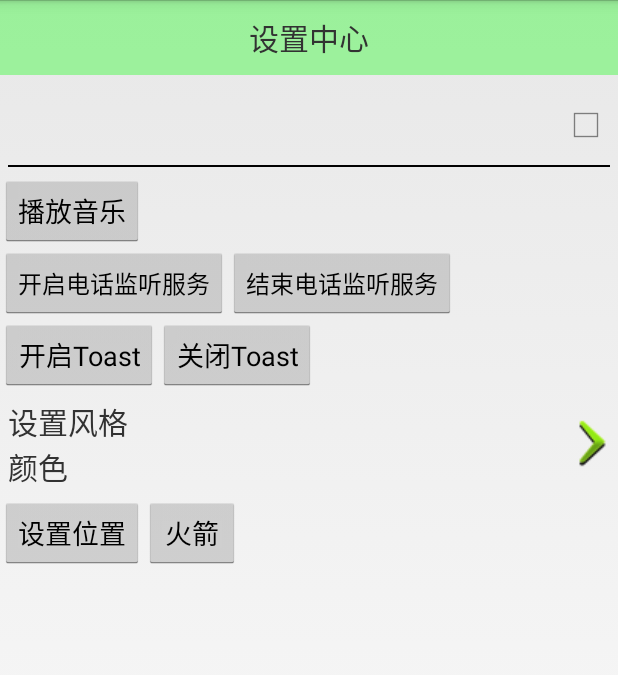
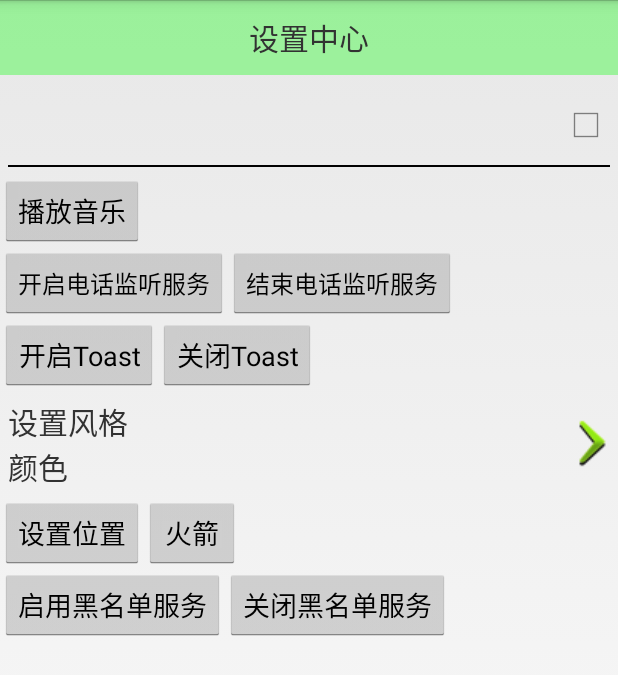
Before and after one commit to linson0116/phonesafe, an Android app: the SettingActivity screen opened directly, with no data from a screen before it, on a phone screen of 412 x 824 dp. Shown: the top 675 px of the screen. Run offline under Robolectric (Android 15) with nearby library versions, the phone set to English and light mode, and no system bars.

Commit message:
1.5 20161011 1651

```diff
--- a/app/src/main/java/com/linson/phonesafe/activity/SettingActivity.java
+++ b/app/src/main/java/com/linson/phonesafe/activity/SettingActivity.java
@@ -14,6 +14,7 @@ import android.widget.Button;
 
 import com.linson.phonesafe.R;
 import com.linson.phonesafe.service.AlarmMusicService;
+import com.linson.phonesafe.service.BlackNameService;
 import com.linson.phonesafe.service.PhoneStatusService;
 import com.linson.phonesafe.service.RocketService;
 import com.linson.phonesafe.view.ArrowItemView;
@@ -26,6 +27,9 @@ public class SettingActivity extends Activity {
     private WindowManager mWM;
     private View viewToast;
     private ArrowItemView aiv;
+    private Button btn_start_blacknames;
+    private Button btn_end_blacknames;
+    private Intent intent_blackname_service;
 
     @Override
     protected void onCreate(Bundle savedInstanceState) {
@@ -79,6 +83,22 @@ public class SettingActivity extends Activity {
             }
         });
 
+        btn_start_blacknames = (Button) findViewById(R.id.btn_start_blacknames);
+        btn_end_blacknames = (Button) findViewById(R.id.btn_end_blacknames);
+        btn_start_blacknames.setOnClickListener(new View.OnClickListener() {
+            @Override
+            public void onClick(View v) {
+                intent_blackname_service = new Intent(getApplicationContext(), BlackNameService.class);
+                startService(intent_blackname_service);
+            }
+        });
+        btn_end_blacknames.setOnClickListener(new View.OnClickListener() {
+            @Override
+            public void onClick(View v) {
+                stopService(intent_blackname_service);
+            }
+        });
+
     }
 
     public void play(View view) {
--- a/app/src/main/res/layout/activity_setting.xml
+++ b/app/src/main/res/layout/activity_setting.xml
@@ -18,70 +18,87 @@
         android:id="@+id/siv_update"
         android:layout_width="wrap_content"
         android:layout_height="wrap_content"
-        phonesafe:deson = "开启自动更新"
         phonesafe:desoff = "关闭自动更新"
+        phonesafe:deson="开启自动更新"
         phonesafe:destitle="自动更新"></com.linson.phonesafe.view.SettingItemView>
     <LinearLayout
-        android:orientation="horizontal"
         android:layout_width="match_parent"
-        android:layout_height="wrap_content">
+        android:layout_height="wrap_content"
+        android:orientation="horizontal">
         <Button
-            android:text="播放音乐"
+            android:layout_width="wrap_content"
+            android:layout_height="wrap_content"
             android:onClick="play"
-            android:layout_width="wrap_content"
-            android:layout_height="wrap_content" />
+            android:text="播放音乐" />
 
     </LinearLayout>
     <LinearLayout
         android:layout_width="match_parent"
         android:layout_height="wrap_content">
         <Button
+            android:layout_width="wrap_content"
+            android:layout_height="wrap_content"
+            android:onClick="beginPhoneService"
             android:text="开启电话监听服务"
-            android:textSize="16sp"
-            android:onClick="beginPhoneService"
+            android:textSize="16sp" />
+        <Button
             android:layout_width="wrap_content"
-            android:layout_height="wrap_content" />
-        <Button
-            android:text = "结束电话监听服务"
-            android:textSize="16sp"
+            android:layout_height="wrap_content"
             android:onClick="endPhoneService"
-            android:layout_width="wrap_content"
-            android:layout_height="wrap_content" />
+            android:text="结束电话监听服务"
+            android:textSize="16sp" />
     </LinearLayout>
 
     <LinearLayout
-        android:orientation="horizontal"
         android:layout_width="wrap_content"
-        android:layout_height="wrap_content">
+        android:layout_height="wrap_content"
+        android:orientation="horizontal">
         <Button
-            android:text="开启Toast"
+            android:layout_width="wrap_content"
+            android:layout_height="wrap_content"
             android:onClick="openToast"
+            android:text="开启Toast" />
+        <Button
             android:layout_width="wrap_content"
-            android:layout_height="wrap_content" />
-        <Button
-            android:text="关闭Toast"
+            android:layout_height="wrap_content"
             android:onClick="closeToast"
-            android:layout_width="wrap_content"
-            android:layout_height="wrap_content" />
+            android:text="关闭Toast" />
     </LinearLayout>
     <com.linson.phonesafe.view.ArrowItemView
         android:id="@+id/aiv"
-        android:layout_height="wrap_content"
-        android:layout_width="match_parent">
+        android:layout_width="match_parent"
+        android:layout_height="wrap_content">
     </com.linson.phonesafe.view.ArrowItemView>
     <LinearLayout
         android:layout_width="match_parent"
         android:layout_height="wrap_content">
         <Button
-            android:text="设置位置"
             android:id="@+id/bt_set_location"
+            android:layout_width="wrap_content"
+            android:layout_height="wrap_content"
             android:onClick="setLocation"
-            android:layout_width="wrap_content"
-            android:layout_height="wrap_content" />
+            android:text="设置位置" />
         <Button
             android:id="@+id/btn_rocket"
-            android:text="火箭"
             android:layout_width="wrap_content"
-            android:layout_height="wrap_content" />
+            android:layout_height="wrap_content"
+            android:text="火箭" />
+    </LinearLayout>
+
+    <LinearLayout
+        android:layout_width="match_parent"
+        android:layout_height="wrap_content">
+
+        <Button
+            android:id="@+id/btn_start_blacknames"
+            android:layout_width="wrap_content"
+            android:layout_height="wrap_content"
+            android:text="启用黑名单服务" />
+
+        <Button
+            android:id="@+id/btn_end_blacknames"
+            android:layout_width="wrap_content"
+            android:layout_height="wrap_content"
+            android:text="关闭黑名单服务" />
     </LinearLayout>
 </LinearLayout>
```
Also changed, not shown: app/src/main/AndroidManifest.xml (+6 -1 lines), app/src/main/java/com/linson/phonesafe/activity/BlackNameActivity.java (+54 -8 lines), app/src/main/java/com/linson/phonesafe/db/dao/BlackNumberDao.java (+46 -0 lines), app/src/main/java/com/linson/phonesafe/service/BlackNameService.java (added, +74 -0 lines), 1 other file.
